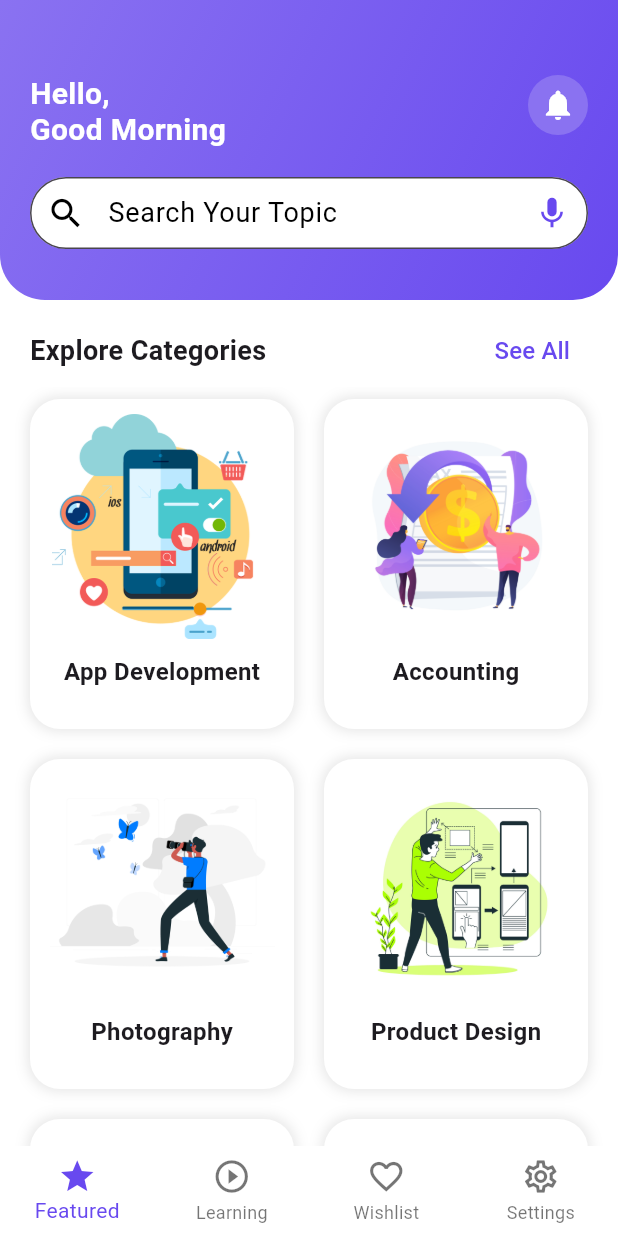
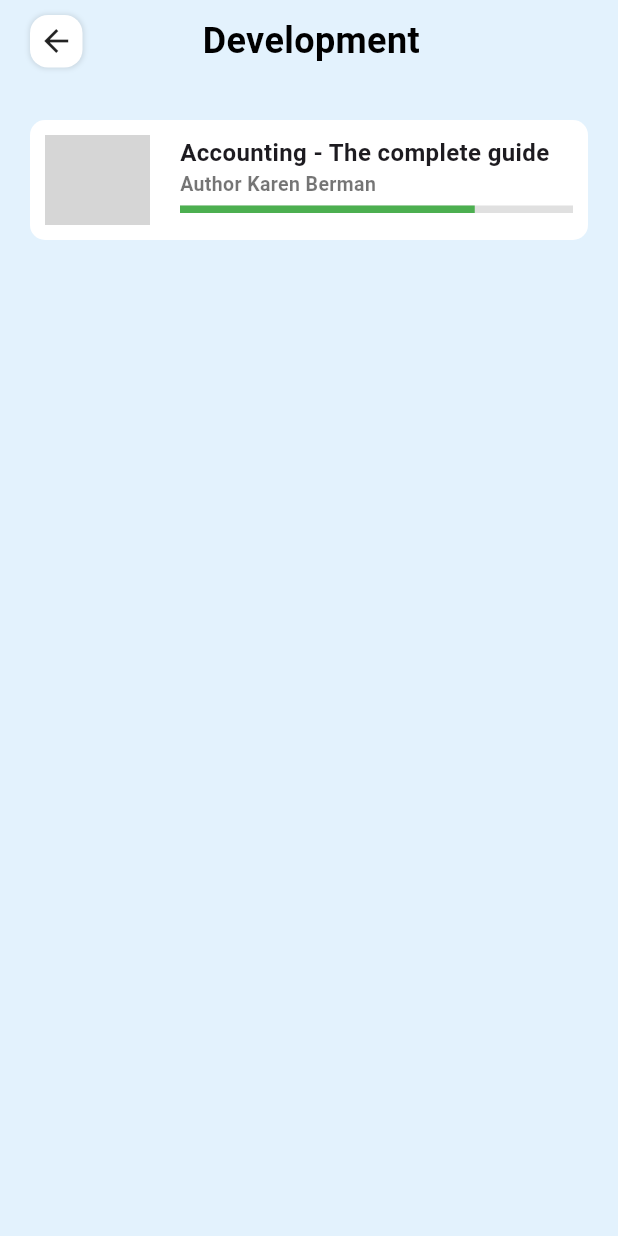
Before and after one commit to dwaipayan7/education_app, a Flutter app: the screen it shows after launch, after a tap on "Accounting", on a phone screen of 412 x 824 dp. Run offline on Flutter 3.47's test engine with Material 3 defaults, Android fonts, the phone set to English and light mode, and no system bars; network calls fail; grey boxes are pictures that could not be loaded.

Commit message:
feat: Implement Course Page with filtering and custom icon button
This commit introduces the `CoursePage` widget, which displays a list of courses filtered by category.

-   Created the `CoursePage` widget to show courses belonging to a specific category.
-   Implemented filtering logic in `CoursePage` to display only relevant courses.
-   Added a custom `CustomIconButton` widget for consistent button styling.
-   Integrated navigation from `FeaturedScreen` to `CoursePage`.
-   Displayed course details, including name, author, and progress, within each course list item.

```diff
--- /dev/null
+++ b/lib/pages/course_page.dart
@@ -0,0 +1,136 @@
+import 'package:education_app/models/category.dart';
+import 'package:education_app/models/course.dart';
+import 'package:education_app/widgets/custom_icon_button.dart';
+import 'package:flutter/material.dart';
+
+class CoursePage extends StatefulWidget {
+  final Category category;
+  const CoursePage({super.key, required this.category});
+
+  @override
+  State<CoursePage> createState() => _CoursePageState();
+}
+
+class _CoursePageState extends State<CoursePage> {
+  late List<Course> filteredCourses;
+
+  @override
+  void initState() {
+    super.initState();
+    filteredCourses = courses
+        .where((myCourse) => myCourse.categoryName == widget.category.name)
+        .toList();
+  }
+
+  @override
+  Widget build(BuildContext context) {
+    return Scaffold(
+      backgroundColor: Colors.blue[50],
+      body: SafeArea(
+        child: Padding(
+          padding: EdgeInsets.symmetric(horizontal: 20, vertical: 10),
+          child: Column(
+            crossAxisAlignment: CrossAxisAlignment.start,
+            children: [
+              Row(
+                children: [
+                  CustomIconButton(
+                    height: 35,
+                    width: 35,
+                    onTap: () => Navigator.pop(context),
+                    child: Icon(Icons.arrow_back),
+                  ),
+                  // Spacer(),
+                  SizedBox(
+                    width: 80,
+                  ),
+                  Text(
+                    "Development",
+                    style: TextStyle(
+                      fontSize: 24,
+                      color: Colors.black,
+                      fontWeight: FontWeight.w600,
+                    ),
+                  ),
+                ],
+              ),
+              SizedBox(height: 15),
+              Expanded(
+                child: ListView.separated(
+                  itemCount: filteredCourses.length,
+                  padding: EdgeInsets.symmetric(vertical: 20),
+                  itemBuilder: (context, index) {
+                    final course = filteredCourses[index];
+                    return GestureDetector(
+                      onTap: () {},
+                      child: Container(
+                        decoration: BoxDecoration(
+                          borderRadius: BorderRadius.circular(10),
+                          color: Colors.white,
+                        ),
+                        padding: EdgeInsets.all(10),
+                        child: Row(
+                          crossAxisAlignment: CrossAxisAlignment.start,
+                          children: [
+                            ClipRRect(
+                              borderRadius: BorderRadius.circular(10),
+                              child: Image.network(
+                                course.image,
+                                width: 70,
+                                fit: BoxFit.cover,
+                                height: 60,
+                              ),
+                            ),
+                            SizedBox(
+                              width: 20,
+                            ),
+                            Expanded(
+                              child: Column(
+                                crossAxisAlignment: CrossAxisAlignment.start,
+                                children: [
+                                  Text(
+                                    course.name,
+                                    style: TextStyle(
+                                      fontSize: 16,
+                                      fontWeight: FontWeight.w600,
+                                    ),
+                                  ),
+                                  Text(
+                                    "Author ${course.author}",
+                                    style: TextStyle(
+                                      fontSize: 13,
+                                      color: Colors.black54,
+                                      fontWeight: FontWeight.w600,
+                                    ),
+                                  ),
+                                  SizedBox(
+                                    height: 5,
+                                  ),
+                                  LinearProgressIndicator(
+                                    value: course.completedPercentage,
+                                    backgroundColor: Colors.grey[300],
+                                    color: Colors.green,
+                                    minHeight: 5,
+                                  ),
+                                ],
+                              ),
+                            ),
+                          ],
+                        ),
+                      ),
+                    );
+                  },
+                  separatorBuilder: (_, __) {
+                    return SizedBox(
+                      height: 10,
+                    );
+                  },
+                ),
+              ),
+            ],
+          ),
+        ),
+      ),
+    );
+  }
+}
--- a/lib/pages/featured_screen.dart
+++ b/lib/pages/featured_screen.dart
@@ -1,4 +1,5 @@
 import 'package:education_app/models/category.dart';
+import 'package:education_app/pages/course_page.dart';
 import 'package:education_app/utils/color.dart';
 import 'package:flutter/material.dart';
 
@@ -63,7 +64,15 @@ class _FeaturedScreenState extends State<FeaturedScreen> {
                   itemBuilder: (context, index) {
                     final category = categoryList[index];
                     return GestureDetector(
-                      onTap: () {},
+                      onTap: () {
+                        Navigator.push(
+                          context,
+                          MaterialPageRoute(
+                            builder: (context) =>
+                                CoursePage(category: category),
+                          ),
+                        );
+                      },
                       child: Container(
                         padding: EdgeInsets.all(10),
                         decoration: BoxDecoration(
--- /dev/null
+++ b/lib/widgets/custom_icon_button.dart
@@ -0,0 +1,43 @@
+import 'package:flutter/material.dart';
+
+class CustomIconButton extends StatelessWidget {
+  final Widget child;
+  final double height;
+  final double width;
+  final Color? color;
+  final VoidCallback onTap;
+  const CustomIconButton({
+    super.key,
+    required this.child,
+    required this.height,
+    required this.width,
+    this.color = Colors.white,
+    required this.onTap,
+  });
+
+  @override
+  Widget build(BuildContext context) {
+    return Ink(
+      height: height,
+      width: width,
+      decoration: BoxDecoration(
+        color: color,
+        borderRadius: BorderRadius.circular(12),
+        boxShadow: [
+          BoxShadow(
+            color: Colors.black.withOpacity(0.1),
+            blurRadius: 2.0,
+            spreadRadius: 0.5,
+          ),
+        ],
+      ),
+      child: InkWell(
+        borderRadius: BorderRadius.circular(12),
+        onTap: onTap,
+        child: Center(
+          child: child,
+        ),
+      ),
+    );
+  }
+}
```
